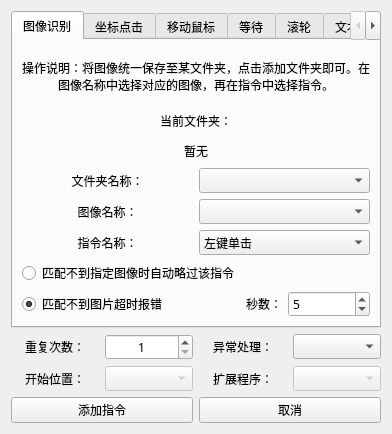
This is 窗体/navigation.ui in FsterThanLight/automatic_clicker_2 as Qt 5 draws it before an edit. The edited form follows.
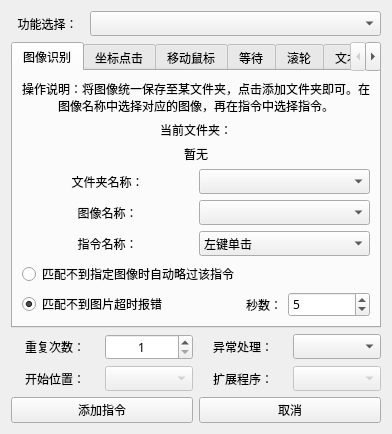
This is the edited form. Icons and pictures are not drawn.

Commit message: 2023年5月21日23:38:48 快捷切换导航页

```diff
--- a/窗体/navigation.ui
+++ b/窗体/navigation.ui
@@ -23,6 +23,23 @@
     <normaloff>:/按钮图标/窗体/res/图标.png</normaloff>:/按钮图标/窗体/res/图标.png</iconset>
   </property>
   <layout class="QVBoxLayout" name="verticalLayout_6">
+   <item>
+    <layout class="QHBoxLayout" name="horizontalLayout_18" stretch="1,4">
+     <item>
+      <widget class="QLabel" name="label_43">
+       <property name="text">
+        <string>功能选择：</string>
+       </property>
+       <property name="alignment">
+        <set>Qt::AlignCenter</set>
+       </property>
+      </widget>
+     </item>
+     <item>
+      <widget class="QComboBox" name="comboBox_16"/>
+     </item>
+    </layout>
+   </item>
    <item>
     <widget class="QTabWidget" name="tabWidget">
      <property name="font">
```
The commit also changes 2 other files.
